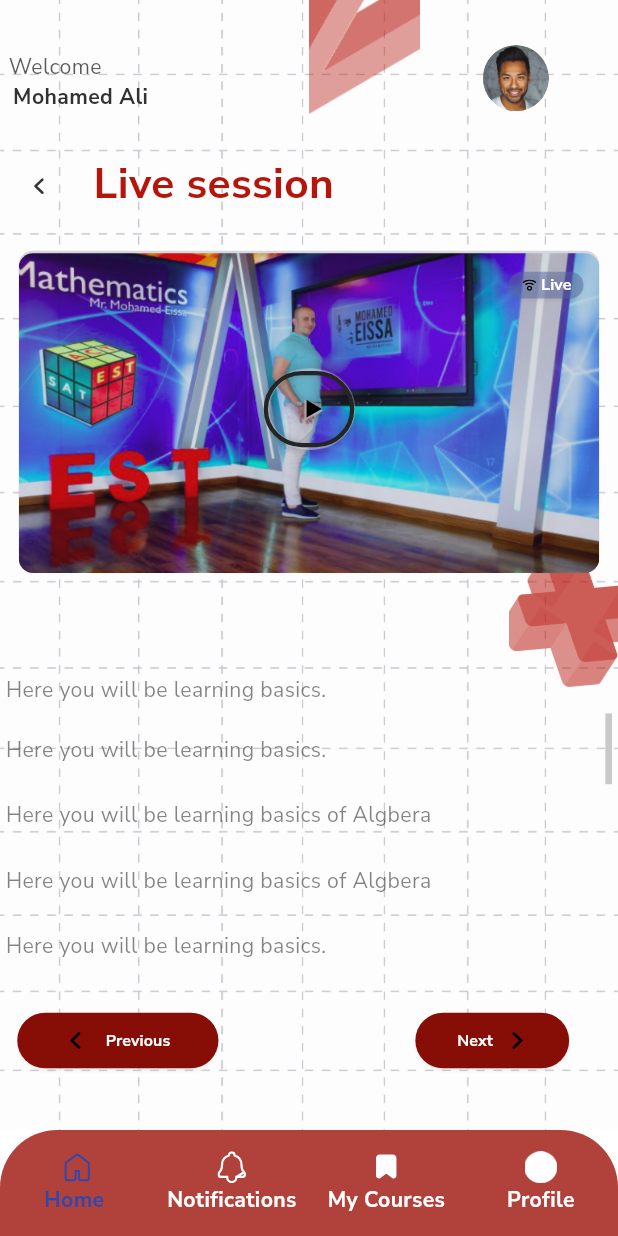
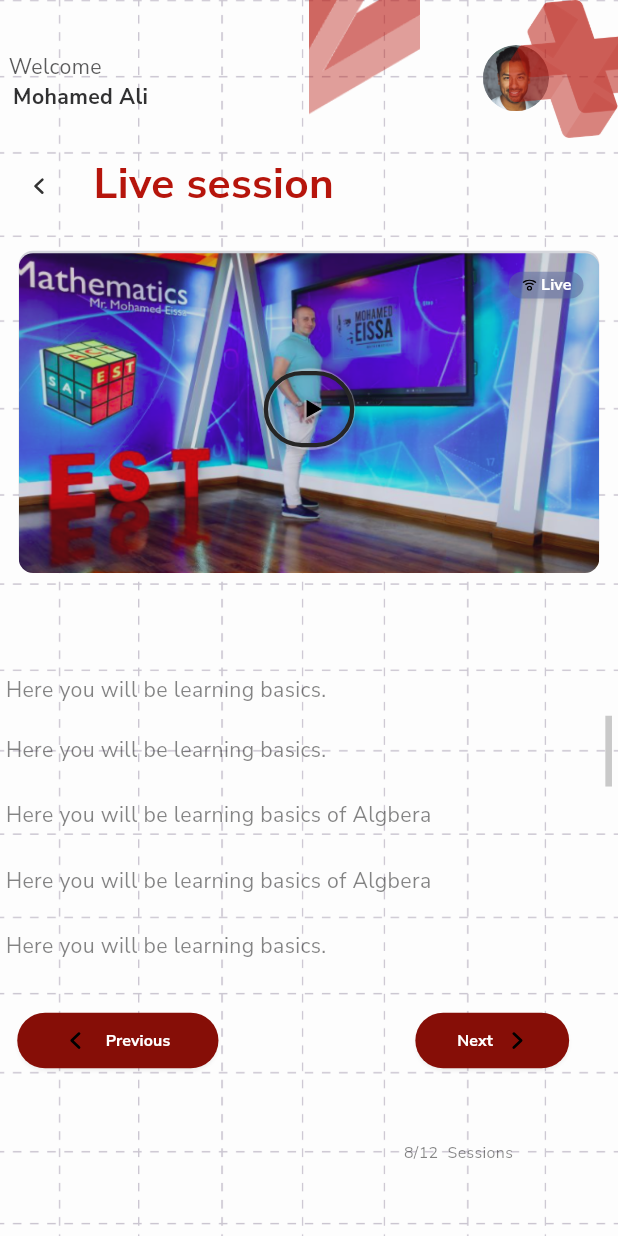
Before and after one commit to ziyadmansy/math-courses-generated-flutter-app, a Flutter app: the LiveSessionScreen screen opened by its route, on a phone screen of 412 x 824 dp. Run offline on Flutter 3.47's test engine with Material 3 defaults, Android fonts, the light colour scheme and no system bars; our stand-ins replace cached_network_image, connectivity_plus, flutter_svg, google_maps_flutter, shared_preferences; accounts and stored records are empty.

Commit message:
live session ui

```diff
--- a/lib/presentation/live_session_screen/live_session_screen.dart
+++ b/lib/presentation/live_session_screen/live_session_screen.dart
@@ -35,49 +35,41 @@ class LiveSessionScreenState extends State<LiveSessionScreen> {
           width: SizeUtils.width,
           child: SingleChildScrollView(
               child: Column(children: [
-                  SizedBox(
-                      height: SizeUtils.height,
-                      width: double.maxFinite,
-                      child: Stack(alignment: Alignment.topRight, children: [
+            Stack(alignment: Alignment.topRight, children: [
               Align(
                   alignment: Alignment.center,
                   child: Container(
                       width: double.maxFinite,
-                                padding: EdgeInsets.symmetric(
-                                    horizontal: 4.h, vertical: 34.v),
+                      padding:
+                          EdgeInsets.symmetric(horizontal: 4.h, vertical: 34.v),
                       decoration: BoxDecoration(
                           image: DecorationImage(
-                                        image: AssetImage(
-                                            ImageConstant.imgGroup164),
+                              image: AssetImage(ImageConstant.imgGroup164),
                               fit: BoxFit.cover)),
                       child: Row(
                           mainAxisAlignment: MainAxisAlignment.end,
                           children: [
                             Expanded(
                                 child: Padding(
-                                              padding:
-                                                  EdgeInsets.only(bottom: 24.v),
+                                    padding: EdgeInsets.only(bottom: 24.v),
                                     child: Column(
                                         crossAxisAlignment:
                                             CrossAxisAlignment.start,
                                         children: [
                                           Padding(
                                               padding:
-                                                            EdgeInsets.only(
-                                                                right: 14.h),
+                                                  EdgeInsets.only(right: 14.h),
                                               child: Row(
                                                   mainAxisAlignment:
                                                       MainAxisAlignment
                                                           .spaceBetween,
                                                   crossAxisAlignment:
-                                                                CrossAxisAlignment
-                                                                    .start,
+                                                      CrossAxisAlignment.start,
                                                   children: [
                                                     Padding(
-                                                                  padding: EdgeInsets
-                                                                      .only(
-                                                                          top: 5
-                                                                              .v),
+                                                        padding:
+                                                            EdgeInsets.only(
+                                                                top: 5.v),
                                                         child: Column(
                                                             crossAxisAlignment:
                                                                 CrossAxisAlignment
@@ -85,21 +77,50 @@ class LiveSessionScreenState extends State<LiveSessionScreen> {
                                                             children: [
                                                               Padding(
                                                                   padding:
-                                                                                EdgeInsets.only(left: 2.h),
-                                                                            child: Text("lbl_welcome".tr, style: TextStyle(color: appTheme.blueGray90001.withOpacity(0.8), fontSize: 16.fSize, fontFamily: 'Nunito Sans', fontWeight: FontWeight.w400))),
+                                                                      EdgeInsets.only(
+                                                                          left: 2
+                                                                              .h),
+                                                                  child: Text(
+                                                                      "lbl_welcome"
+                                                                          .tr,
+                                                                      style: TextStyle(
+                                                                          color: appTheme.blueGray90001.withOpacity(
+                                                                              0.8),
+                                                                          fontSize: 16
+                                                                              .fSize,
+                                                                          fontFamily:
+                                                                              'Nunito Sans',
+                                                                          fontWeight:
+                                                                              FontWeight.w400))),
+                                                              Padding(
+                                                                  padding: EdgeInsets
+                                                                      .only(
+                                                                          left: 5
+                                                                              .h),
+                                                                  child: Text(
+                                                                      "lbl_mohamed_ali"
+                                                                          .tr,
+                                                                      style: TextStyle(
+                                                                          color: appTheme
+                                                                              .blueGray90001,
+                                                                          fontSize: 16
+                                                                              .fSize,
+                                                                          fontFamily:
+                                                                              'Nunito Sans',
+                                                                          fontWeight:
+                                                                              FontWeight.w700))),
+                                                              SizedBox(
+                                                                  height: 31.v),
+                                                              Padding(
+                                                                  padding: EdgeInsets
+                                                                      .only(
+                                                                          left: 8
+                                                                              .h),
+                                                                  child: Row(
+                                                                      children: [
                                                                         Padding(
                                                                             padding:
-                                                                                EdgeInsets.only(left: 5.h),
-                                                                            child: Text("lbl_mohamed_ali".tr, style: TextStyle(color: appTheme.blueGray90001, fontSize: 16.fSize, fontFamily: 'Nunito Sans', fontWeight: FontWeight.w700))),
-                                                                        SizedBox(
-                                                                            height:
-                                                                                31.v),
-                                                                        Padding(
-                                                                            padding:
-                                                                                EdgeInsets.only(left: 8.h),
-                                                                            child: Row(children: [
-                                                                              Padding(
-                                                                                  padding: EdgeInsets.only(top: 9.v, bottom: 4.v),
+                                                                                EdgeInsets.only(top: 9.v, bottom: 4.v),
                                                                             child: CustomIconButton(
                                                                                 height: 30.v,
                                                                                 width: 35.h,
@@ -108,122 +129,88 @@ class LiveSessionScreenState extends State<LiveSessionScreen> {
                                                                                   onTapBtnArrowLeft(context);
                                                                                 },
                                                                                 child: CustomImageView(imagePath: ImageConstant.imgArrowLeft))),
-                                                                              Padding(padding: EdgeInsets.only(left: 18.h), child: Text("lbl_live_session".tr, style: TextStyle(color: appTheme.red900, fontSize: 32.fSize, fontFamily: 'Nunito Sans', fontWeight: FontWeight.w700)))
+                                                                        Padding(
+                                                                            padding:
+                                                                                EdgeInsets.only(left: 18.h),
+                                                                            child: Text("lbl_live_session".tr, style: TextStyle(color: appTheme.red900, fontSize: 32.fSize, fontFamily: 'Nunito Sans', fontWeight: FontWeight.w700)))
                                                                       ])),
                                                               SizedBox(
                                                                   height:
                                                                       348.v),
-                                                                        Text(
-                                                                            "msg_here_you_will_be3"
-                                                                                .tr,
-                                                                            style: TextStyle(
-                                                                                color: appTheme.blueGray90001.withOpacity(0.6),
-                                                                                fontSize: 16.fSize,
-                                                                                fontFamily: 'Nunito Sans',
-                                                                                fontWeight: FontWeight.w400))
-                                                                      ])),
-                                                              CustomImageView(
-                                                                  imagePath:
-                                                                      ImageConstant
-                                                                          .imgEllipse1,
-                                                                  height: 50
-                                                                      .adaptSize,
-                                                                  width: 50
-                                                                      .adaptSize,
-                                                                  radius: BorderRadius
-                                                                      .circular(
-                                                                          25.h),
-                                                                  margin: EdgeInsets
-                                                                      .only(
-                                                                          bottom:
-                                                                              443.v))
-                                                            ])),
-                                                    SizedBox(height: 23.v),
-                                                    Text(
-                                                        "msg_here_you_will_be3"
-                                                            .tr,
+                                                              Text("msg_here_you_will_be3".tr,
                                                                   style: TextStyle(
                                                                       color: appTheme
                                                                           .blueGray90001
                                                                           .withOpacity(
                                                                               0.6),
-                                                            fontSize: 16.fSize,
-                                                            fontFamily:
-                                                                'Nunito Sans',
-                                                            fontWeight:
-                                                                FontWeight
-                                                                    .w400)),
-                                                    SizedBox(height: 26.v),
-                                                    Text(
-                                                        "msg_here_you_will_be2"
-                                                            .tr,
-                                                        style: TextStyle(
-                                                            color: appTheme
-                                                                .blueGray90001
-                                                                .withOpacity(
-                                                                    0.6),
-                                                            fontSize: 16.fSize,
-                                                            fontFamily:
-                                                                'Nunito Sans',
-                                                            fontWeight:
-                                                                FontWeight
-                                                                    .w400)),
-                                                    SizedBox(height: 27.v),
-                                                    Text(
-                                                        "msg_here_you_will_be2"
-                                                            .tr,
-                                                        style: TextStyle(
-                                                            color: appTheme
-                                                                .blueGray90001
-                                                                .withOpacity(
-                                                                    0.6),
-                                                            fontSize: 16.fSize,
-                                                            fontFamily:
-                                                                'Nunito Sans',
-                                                            fontWeight:
-                                                                FontWeight
-                                                                    .w400)),
-                                                    SizedBox(height: 27.v),
-                                                    Text(
-                                                        "msg_here_you_will_be3"
-                                                            .tr,
-                                                        style: TextStyle(
-                                                            color: appTheme
-                                                                .blueGray90001
-                                                                .withOpacity(
-                                                                    0.6),
-                                                            fontSize: 16.fSize,
-                                                            fontFamily:
-                                                                'Nunito Sans',
-                                                            fontWeight:
-                                                                FontWeight
-                                                                    .w400)),
-                                                    SizedBox(height: 39.v),
-                                                    _buildPreviousButtons(
-                                                        context),
-                                                    SizedBox(height: 55.v),
-                                                    Align(
-                                                        alignment: Alignment
-                                                            .centerRight,
-                                                        child: Padding(
-                                                            padding:
-                                                                EdgeInsets.only(
-                                                                    right: 39
-                                                                        .h),
-                                                            child: Text(
-                                                                "lbl_8_12_sessions"
-                                                                    .tr,
-                                                                style: TextStyle(
-                                                                    color: appTheme
-                                                                        .blueGray90001
-                                                                        .withOpacity(
-                                                                            0.6),
-                                                                    fontSize: 12
+                                                                      fontSize: 16
                                                                           .fSize,
                                                                       fontFamily:
                                                                           'Nunito Sans',
                                                                       fontWeight:
                                                                           FontWeight
+                                                                              .w400))
+                                                            ])),
+                                                    CustomImageView(
+                                                        imagePath: ImageConstant
+                                                            .imgEllipse1,
+                                                        height: 50.adaptSize,
+                                                        width: 50.adaptSize,
+                                                        radius: BorderRadius
+                                                            .circular(25.h),
+                                                        margin: EdgeInsets.only(
+                                                            bottom: 443.v))
+                                                  ])),
+                                          SizedBox(height: 23.v),
+                                          Text("msg_here_you_will_be3".tr,
+                                              style: TextStyle(
+                                                  color: appTheme.blueGray90001
+                                                      .withOpacity(0.6),
+                                                  fontSize: 16.fSize,
+                                                  fontFamily: 'Nunito Sans',
+                                                  fontWeight: FontWeight.w400)),
+                                          SizedBox(height: 26.v),
+                                          Text("msg_here_you_will_be2".tr,
+                                              style: TextStyle(
+                                                  color: appTheme.blueGray90001
+                                                      .withOpacity(0.6),
+                                                  fontSize: 16.fSize,
+                                                  fontFamily: 'Nunito Sans',
+                                                  fontWeight: FontWeight.w400)),
+                                          SizedBox(height: 27.v),
+                                          Text("msg_here_you_will_be2".tr,
+                                              style: TextStyle(
+                                                  color: appTheme.blueGray90001
+                                                      .withOpacity(0.6),
+                                                  fontSize: 16.fSize,
+                                                  fontFamily: 'Nunito Sans',
+                                                  fontWeight: FontWeight.w400)),
+                                          SizedBox(height: 27.v),
+                                          Text("msg_here_you_will_be3".tr,
+                                              style: TextStyle(
+                                                  color: appTheme.blueGray90001
+                                                      .withOpacity(0.6),
+                                                  fontSize: 16.fSize,
+                                                  fontFamily: 'Nunito Sans',
+                                                  fontWeight: FontWeight.w400)),
+                                          SizedBox(height: 39.v),
+                                          _buildPreviousButtons(context),
+                                          SizedBox(height: 55.v),
+                                          Align(
+                                              alignment: Alignment.centerRight,
+                                              child: Padding(
+                                                  padding: EdgeInsets.only(
+                                                      right: 39.h),
+                                                  child: Text(
+                                                      "lbl_8_12_sessions".tr,
+                                                      style: TextStyle(
+                                                          color: appTheme
+                                                              .blueGray90001
+                                                              .withOpacity(0.6),
+                                                          fontSize: 12.fSize,
+                                                          fontFamily:
+                                                              'Nunito Sans',
+                                                          fontWeight: FontWeight
                                                               .w400))))
                                         ]))),
                             Padding(
@@ -255,14 +242,14 @@ class LiveSessionScreenState extends State<LiveSessionScreen> {
                   alignment: Alignment.topCenter,
                   margin: EdgeInsets.only(top: 191.v)),
               _buildLiveSection(context)
-                      ])),
+            ]),
             SizedBox(height: 165.v),
             CustomImageView(
                 imagePath: ImageConstant.imgRectangle113,
                 height: 99.v,
                 width: 418.h)
           ]))),
-            bottomNavigationBar: _buildBottomBar(context)));
+    ));
   }
 
   /// Section Widget
@@ -348,11 +335,6 @@ class LiveSessionScreenState extends State<LiveSessionScreen> {
             ])));
   }
 
-  /// Section Widget
-  Widget _buildBottomBar(BuildContext context) {
-    return CustomBottomBar(onChanged: (BottomBarEnum type) {});
-  }
-
   /// Navigates to the previous screen.
   onTapBtnArrowLeft(BuildContext context) {
     NavigatorService.goBack();
```
Lines whose indentation alone changed are shown as unchanged.
